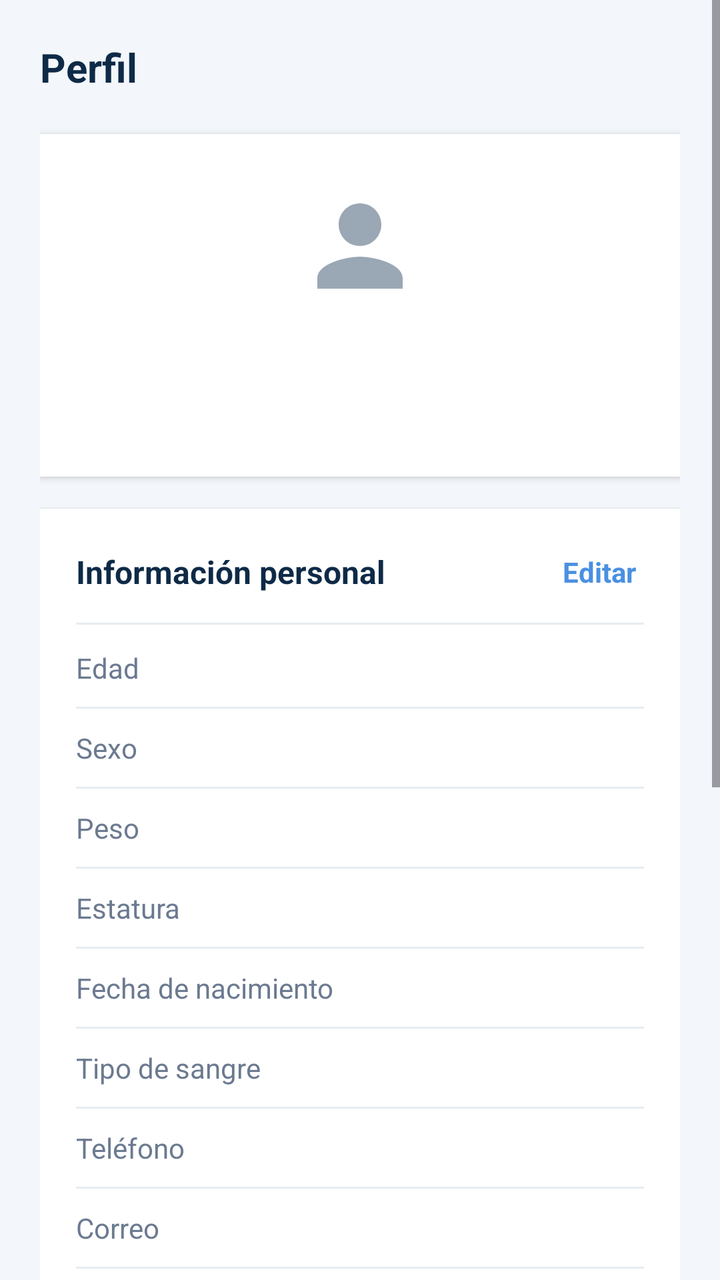
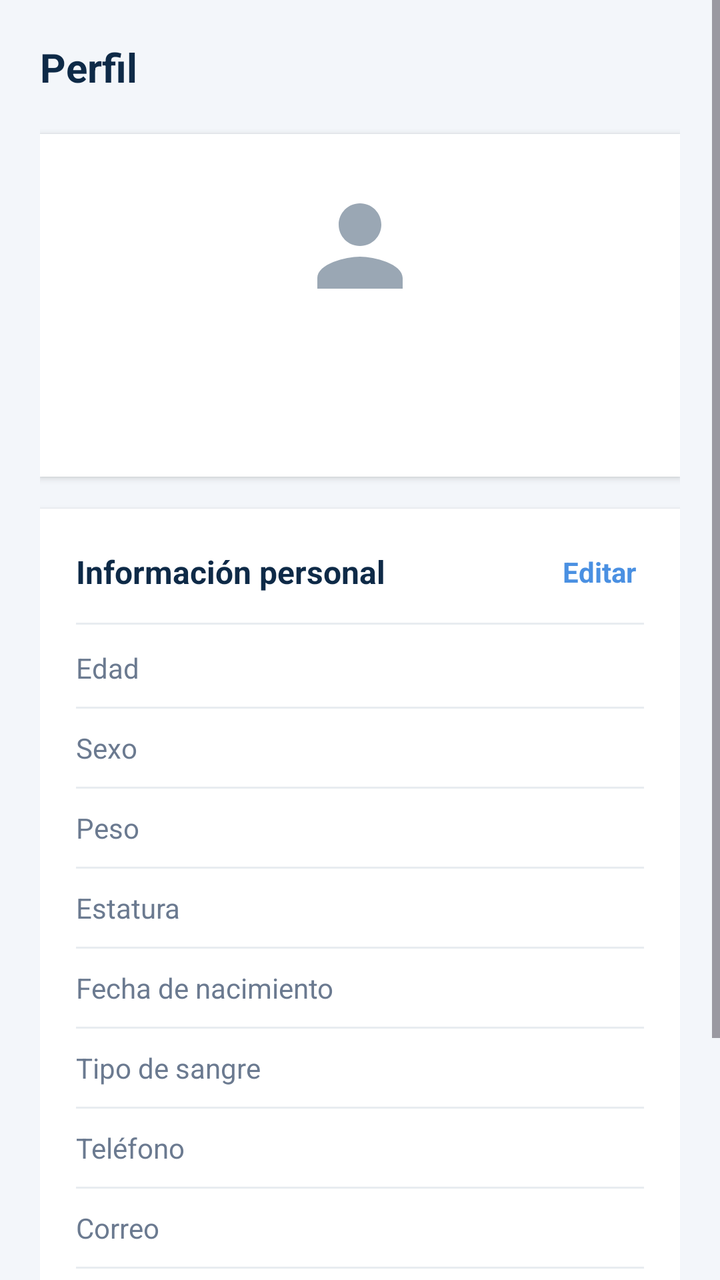

An Android layout rendered at two revisions. The XML below is the earlier revision; the diff shows what the commit changed to produce the second picture.
<!-- AndroidManifest.xml: application theme Theme.BEATWATCH -->
<!-- res/layout/fragment_perfil.xml -->
<?xml version="1.0" encoding="utf-8"?>
<ScrollView xmlns:android="http://schemas.android.com/apk/res/android"
    android:layout_width="match_parent"
    android:layout_height="match_parent"
    android:background="@color/beatwatch_background">

    <LinearLayout
        android:layout_width="match_parent"
        android:layout_height="wrap_content"
        android:orientation="vertical"
        android:padding="20dp">

        <TextView
            android:layout_width="wrap_content"
            android:layout_height="wrap_content"
            android:text="Perfil"
            android:textColor="@color/beatwatch_dark_blue"
            android:textSize="20sp"
            android:textStyle="bold" />

        
        <LinearLayout
            android:layout_width="match_parent"
            android:layout_height="wrap_content"
            android:layout_marginTop="20dp"
            android:background="@color/white"
            android:elevation="2dp"
            android:gravity="center_horizontal"
            android:orientation="vertical"
            android:padding="24dp">

            <ImageView
                android:layout_width="64dp"
                android:layout_height="64dp"
                android:contentDescription="Avatar"
                android:src="@drawable/ic_perfil" />

            <TextView
                android:id="@+id/tvPerfilNombre"
                android:layout_width="wrap_content"
                android:layout_height="wrap_content"
                android:layout_marginTop="12dp"
                android:textColor="@color/beatwatch_dark_blue"
                android:textSize="18sp"
                android:textStyle="bold" />

            <TextView
                android:id="@+id/tvPerfilRol"
                android:layout_width="wrap_content"
                android:layout_height="wrap_content"
                android:layout_marginTop="4dp"
                android:textColor="@color/beatwatch_blue"
                android:textSize="14sp" />
        </LinearLayout>

        
        <LinearLayout
            android:layout_width="match_parent"
            android:layout_height="wrap_content"
            android:layout_marginTop="16dp"
            android:background="@color/white"
            android:elevation="2dp"
            android:orientation="vertical"
            android:padding="18dp">

            <LinearLayout
                android:layout_width="match_parent"
                android:layout_height="wrap_content"
                android:gravity="center_vertical"
                android:orientation="horizontal">

                <TextView
                    android:layout_width="0dp"
                    android:layout_height="wrap_content"
                    android:layout_weight="1"
                    android:text="Información personal"
                    android:textColor="@color/beatwatch_dark_blue"
                    android:textSize="16sp"
                    android:textStyle="bold" />

                <TextView
                    android:id="@+id/tvEditarPerfil"
                    android:layout_width="wrap_content"
                    android:layout_height="wrap_content"
                    android:clickable="true"
                    android:focusable="true"
                    android:padding="4dp"
                    android:text="Editar"
                    android:textColor="@color/beatwatch_blue"
                    android:textSize="14sp"
                    android:textStyle="bold" />
            </LinearLayout>

            <View
                android:layout_width="match_parent"
                android:layout_height="1dp"
                android:layout_marginTop="12dp"
                android:background="#E8ECF0" />

            <LinearLayout
                android:layout_width="match_parent"
                android:layout_height="wrap_content"
                android:layout_marginTop="12dp"
                android:orientation="horizontal">

                <TextView
                    android:layout_width="0dp"
                    android:layout_height="wrap_content"
                    android:layout_weight="1"
                    android:text="Edad"
                    android:textColor="#6B7A90"
                    android:textSize="14sp" />

                <TextView
                    android:id="@+id/tvPerfilEdad"
                    android:layout_width="wrap_content"
                    android:layout_height="wrap_content"
                    android:textColor="@color/beatwatch_dark_blue"
                    android:textSize="14sp"
                    android:textStyle="bold" />
            </LinearLayout>

            <View
                android:layout_width="match_parent"
                android:layout_height="1dp"
                android:layout_marginTop="10dp"
                android:background="#E8ECF0" />

            <LinearLayout
                android:layout_width="match_parent"
                android:layout_height="wrap_content"
                android:layout_marginTop="10dp"
                android:orientation="horizontal">

                <TextView
                    android:layout_width="0dp"
                    android:layout_height="wrap_content"
                    android:layout_weight="1"
                    android:text="Sexo"
                    android:textColor="#6B7A90"
                    android:textSize="14sp" />

                <TextView
                    android:id="@+id/tvPerfilSexo"
                    android:layout_width="wrap_content"
                    android:layout_height="wrap_content"
                    android:textColor="@color/beatwatch_dark_blue"
                    android:textSize="14sp"
                    android:textStyle="bold" />
            </LinearLayout>

            <View
                android:layout_width="match_parent"
                android:layout_height="1dp"
                android:layout_marginTop="10dp"
                android:background="#E8ECF0" />

            <LinearLayout
                android:layout_width="match_parent"
                android:layout_height="wrap_content"
                android:layout_marginTop="10dp"
                android:orientation="horizontal">

                <TextView
                    android:layout_width="0dp"
                    android:layout_height="wrap_content"
                    android:layout_weight="1"
                    android:text="Peso"
                    android:textColor="#6B7A90"
                    android:textSize="14sp" />

                <TextView
                    android:id="@+id/tvPerfilPeso"
                    android:layout_width="wrap_content"
                    android:layout_height="wrap_content"
                    android:textColor="@color/beatwatch_dark_blue"
                    android:textSize="14sp"
                    android:textStyle="bold" />
            </LinearLayout>

            <View
                android:layout_width="match_parent"
                android:layout_height="1dp"
                android:layout_marginTop="10dp"
                android:background="#E8ECF0" />

            <LinearLayout
                android:layout_width="match_parent"
                android:layout_height="wrap_content"
                android:layout_marginTop="10dp"
                android:orientation="horizontal">

                <TextView
                    android:layout_width="0dp"
                    android:layout_height="wrap_content"
                    android:layout_weight="1"
                    android:text="Estatura"
                    android:textColor="#6B7A90"
                    android:textSize="14sp" />

                <TextView
                    android:id="@+id/tvPerfilEstatura"
                    android:layout_width="wrap_content"
                    android:layout_height="wrap_content"
                    android:textColor="@color/beatwatch_dark_blue"
                    android:textSize="14sp"
                    android:textStyle="bold" />
            </LinearLayout>

            <View
                android:layout_width="match_parent"
                android:layout_height="1dp"
                android:layout_marginTop="10dp"
                android:background="#E8ECF0" />

            <LinearLayout
                android:layout_width="match_parent"
                android:layout_height="wrap_content"
                android:layout_marginTop="10dp"
                android:orientation="horizontal">

                <TextView
                    android:layout_width="0dp"
                    android:layout_height="wrap_content"
                    android:layout_weight="1"
                    android:text="Fecha de nacimiento"
                    android:textColor="#6B7A90"
                    android:textSize="14sp" />

                <TextView
                    android:id="@+id/tvPerfilFechaNacimiento"
                    android:layout_width="wrap_content"
                    android:layout_height="wrap_content"
                    android:textColor="@color/beatwatch_dark_blue"
                    android:textSize="14sp"
                    android:textStyle="bold" />
            </LinearLayout>

            <View
                android:layout_width="match_parent"
                android:layout_height="1dp"
                android:layout_marginTop="10dp"
                android:background="#E8ECF0" />

            <LinearLayout
                android:layout_width="match_parent"
                android:layout_height="wrap_content"
                android:layout_marginTop="10dp"
                android:orientation="horizontal">

                <TextView
                    android:layout_width="0dp"
                    android:layout_height="wrap_content"
                    android:layout_weight="1"
                    android:text="Tipo de sangre"
                    android:textColor="#6B7A90"
                    android:textSize="14sp" />

                <TextView
                    android:id="@+id/tvPerfilTipoSangre"
                    android:layout_width="wrap_content"
                    android:layout_height="wrap_content"
                    android:textColor="@color/beatwatch_dark_blue"
                    android:textSize="14sp"
                    android:textStyle="bold" />
            </LinearLayout>

            <View
                android:layout_width="match_parent"
                android:layout_height="1dp"
                android:layout_marginTop="10dp"
                android:background="#E8ECF0" />

            <LinearLayout
                android:layout_width="match_parent"
                android:layout_height="wrap_content"
                android:layout_marginTop="10dp"
                android:orientation="horizontal">

                <TextView
                    android:layout_width="0dp"
                    android:layout_height="wrap_content"
                    android:layout_weight="1"
                    android:text="Teléfono"
                    android:textColor="#6B7A90"
                    android:textSize="14sp" />

                <TextView
                    android:id="@+id/tvPerfilTelefono"
                    android:layout_width="wrap_content"
                    android:layout_height="wrap_content"
                    android:textColor="@color/beatwatch_dark_blue"
                    android:textSize="14sp"
                    android:textStyle="bold" />
            </LinearLayout>

            <View
                android:layout_width="match_parent"
                android:layout_height="1dp"
                android:layout_marginTop="10dp"
                android:background="#E8ECF0" />

            <LinearLayout
                android:layout_width="match_parent"
                android:layout_height="wrap_content"
                android:layout_marginTop="10dp"
                android:orientation="horizontal">

                <TextView
                    android:layout_width="0dp"
                    android:layout_height="wrap_content"
                    android:layout_weight="1"
                    android:text="Correo"
                    android:textColor="#6B7A90"
                    android:textSize="14sp" />

                <TextView
                    android:id="@+id/tvPerfilCorreo"
                    android:layout_width="wrap_content"
                    android:layout_height="wrap_content"
                    android:textColor="@color/beatwatch_dark_blue"
                    android:textSize="14sp"
                    android:textStyle="bold" />
            </LinearLayout>

            <View
                android:layout_width="match_parent"
                android:layout_height="1dp"
                android:layout_marginTop="10dp"
                android:background="#E8ECF0" />

            <LinearLayout
                android:layout_width="match_parent"
                android:layout_height="wrap_content"
                android:layout_marginTop="10dp"
                android:orientation="horizontal">

                <TextView
                    android:layout_width="0dp"
                    android:layout_height="wrap_content"
                    android:layout_weight="1"
                    android:text="Dirección"
                    android:textColor="#6B7A90"
                    android:textSize="14sp" />

                <TextView
                    android:id="@+id/tvPerfilDireccion"
                    android:layout_width="0dp"
                    android:layout_height="wrap_content"
                    android:layout_weight="1"
                    android:gravity="end"
                    android:textColor="@color/beatwatch_dark_blue"
                    android:textSize="14sp"
                    android:textStyle="bold" />
            </LinearLayout>
        </LinearLayout>

        
        <LinearLayout
            android:layout_width="match_parent"
            android:layout_height="wrap_content"
            android:layout_marginTop="16dp"
            android:background="#FFF0F0"
            android:elevation="2dp"
            android:orientation="vertical"
            android:padding="18dp">

            <TextView
                android:layout_width="wrap_content"
                android:layout_height="wrap_content"
                android:text="Condición médica"
                android:textColor="@color/beatwatch_dark_blue"
                android:textSize="16sp"
                android:textStyle="bold" />

            <TextView
                android:id="@+id/tvCondicionMedica"
                android:layout_width="wrap_content"
                android:layout_height="wrap_content"
                android:layout_marginTop="10dp"
                android:text="Fibrilación auricular"
                android:textColor="@color/beatwatch_heart"
                android:textSize="15sp"
                android:textStyle="bold" />

            <TextView
                android:id="@+id/tvFrecuenciaPromedio"
                android:layout_width="wrap_content"
                android:layout_height="wrap_content"
                android:layout_marginTop="4dp"
                android:text="Frecuencia cardíaca promedio: 95 bpm"
                android:textColor="#6B7A90"
                android:textSize="13sp" />
        </LinearLayout>

        
        <LinearLayout
            android:layout_width="match_parent"
            android:layout_height="wrap_content"
            android:layout_marginTop="16dp"
            android:background="@color/white"
            android:elevation="2dp"
            android:orientation="vertical"
            android:padding="18dp">

            <TextView
                android:layout_width="wrap_content"
                android:layout_height="wrap_content"
                android:text="Cuidador asignado"
                android:textColor="@color/beatwatch_dark_blue"
                android:textSize="16sp"
                android:textStyle="bold" />

            <TextView
                android:id="@+id/tvCuidadorNombre"
                android:layout_width="wrap_content"
                android:layout_height="wrap_content"
                android:layout_marginTop="10dp"
                android:text="Dr. Carlos Ramírez"
                android:textColor="@color/beatwatch_dark_blue"
                android:textSize="15sp"
                android:textStyle="bold" />

            <TextView
                android:id="@+id/tvCuidadorTelefono"
                android:layout_width="wrap_content"
                android:layout_height="wrap_content"
                android:layout_marginTop="4dp"
                android:text="55 9876 5432"
                android:textColor="#6B7A90"
                android:textSize="13sp" />
        </LinearLayout>

        
        <androidx.appcompat.widget.AppCompatButton
            android:id="@+id/btnCerrarSesion"
            android:layout_width="match_parent"
            android:layout_height="48dp"
            android:layout_marginTop="20dp"
            android:layout_marginBottom="20dp"
            android:background="@drawable/bg_primary_button"
            android:text="Cerrar sesión"
            android:textAllCaps="false"
            android:textColor="@color/white"
            android:textSize="15sp"
            android:textStyle="bold" />

    </LinearLayout>
</ScrollView>
<!-- resources referenced by this layout -->
<resources>
  <color name="beatwatch_background">#F3F6FA</color>
  <color name="beatwatch_blue">#4A90E2</color>
  <color name="beatwatch_dark_blue">#0E2A47</color>
  <color name="beatwatch_heart">#FF6B75</color>
  <color name="white">#FFFFFF</color>
  <!-- drawable bg_primary_button (drawable) -->
  <?xml version="1.0" encoding="utf-8"?>
  <ripple xmlns:android="http://schemas.android.com/apk/res/android"
      android:color="#40FFFFFF">
      <item>
          <shape android:shape="rectangle">
              <solid android:color="@color/beatwatch_blue" />
              <corners android:radius="24dp" />
          </shape>
      </item>
  </ripple>
  <!-- drawable ic_perfil (drawable) -->
  <?xml version="1.0" encoding="utf-8"?>
  <vector xmlns:android="http://schemas.android.com/apk/res/android"
      android:width="24dp"
      android:height="24dp"
      android:viewportWidth="24"
      android:viewportHeight="24">
      <path
          android:fillColor="#9AA7B4"
          android:pathData="M12,12c2.21,0 4,-1.79 4,-4s-1.79,-4 -4,-4 -4,1.79 -4,4 1.79,4 4,4zM12,14c-2.67,0 -8,1.34 -8,4v2h16v-2c0,-2.66 -5.33,-4 -8,-4z" />
  </vector>
  <style name="Theme.BEATWATCH" parent="Theme.Material3.Light.NoActionBar">
          <item name="colorPrimary">@color/beatwatch_blue</item>
          <item name="colorOnPrimary">@color/white</item>
  
          
          <item name="android:statusBarColor">@color/beatwatch_background</item>
          <item name="android:windowLightStatusBar">true</item>
          <item name="android:navigationBarColor">@color/beatwatch_background</item>
  
          
          <item name="android:windowBackground">@color/beatwatch_background</item>
      </style>
</resources>

<!-- the commit's change to res/layout/fragment_perfil.xml (unified diff, before → after) -->
@@ -353,82 +353,6 @@
                     android:textSize="14sp"
                     android:textStyle="bold" />
             </LinearLayout>
-        </LinearLayout>
-
-        
-        <LinearLayout
-            android:layout_width="match_parent"
-            android:layout_height="wrap_content"
-            android:layout_marginTop="16dp"
-            android:background="#FFF0F0"
-            android:elevation="2dp"
-            android:orientation="vertical"
-            android:padding="18dp">
-
-            <TextView
-                android:layout_width="wrap_content"
-                android:layout_height="wrap_content"
-                android:text="Condición médica"
-                android:textColor="@color/beatwatch_dark_blue"
-                android:textSize="16sp"
-                android:textStyle="bold" />
-
-            <TextView
-                android:id="@+id/tvCondicionMedica"
-                android:layout_width="wrap_content"
-                android:layout_height="wrap_content"
-                android:layout_marginTop="10dp"
-                android:text="Fibrilación auricular"
-                android:textColor="@color/beatwatch_heart"
-                android:textSize="15sp"
-                android:textStyle="bold" />
-
-            <TextView
-                android:id="@+id/tvFrecuenciaPromedio"
-                android:layout_width="wrap_content"
-                android:layout_height="wrap_content"
-                android:layout_marginTop="4dp"
-                android:text="Frecuencia cardíaca promedio: 95 bpm"
-                android:textColor="#6B7A90"
-                android:textSize="13sp" />
-        </LinearLayout>
-
-        
-        <LinearLayout
-            android:layout_width="match_parent"
-            android:layout_height="wrap_content"
-            android:layout_marginTop="16dp"
-            android:background="@color/white"
-            android:elevation="2dp"
-            android:orientation="vertical"
-            android:padding="18dp">
-
-            <TextView
-                android:layout_width="wrap_content"
-                android:layout_height="wrap_content"
-                android:text="Cuidador asignado"
-                android:textColor="@color/beatwatch_dark_blue"
-                android:textSize="16sp"
-                android:textStyle="bold" />
-
-            <TextView
-                android:id="@+id/tvCuidadorNombre"
-                android:layout_width="wrap_content"
-                android:layout_height="wrap_content"
-                android:layout_marginTop="10dp"
-                android:text="Dr. Carlos Ramírez"
-                android:textColor="@color/beatwatch_dark_blue"
-                android:textSize="15sp"
-                android:textStyle="bold" />
-
-            <TextView
-                android:id="@+id/tvCuidadorTelefono"
-                android:layout_width="wrap_content"
-                android:layout_height="wrap_content"
-                android:layout_marginTop="4dp"
-                android:text="55 9876 5432"
-                android:textColor="#6B7A90"
-                android:textSize="13sp" />
         </LinearLayout>
 
         
<!-- resource entries referenced after the edit -->
@@ -3,7 +3,6 @@
   <color name="beatwatch_background">#F3F6FA</color>
   <color name="beatwatch_blue">#4A90E2</color>
   <color name="beatwatch_dark_blue">#0E2A47</color>
-  <color name="beatwatch_heart">#FF6B75</color>
   <color name="white">#FFFFFF</color>
   <!-- drawable bg_primary_button (drawable) -->
   <?xml version="1.0" encoding="utf-8"?>
